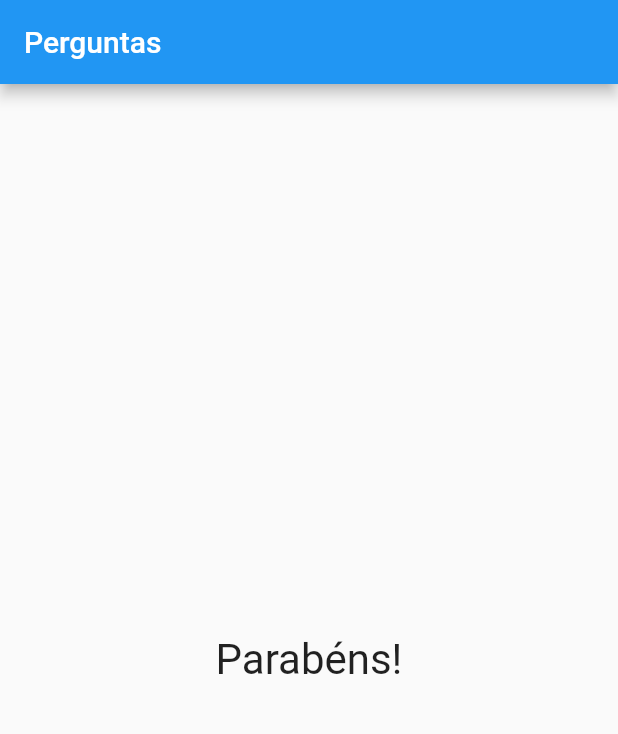
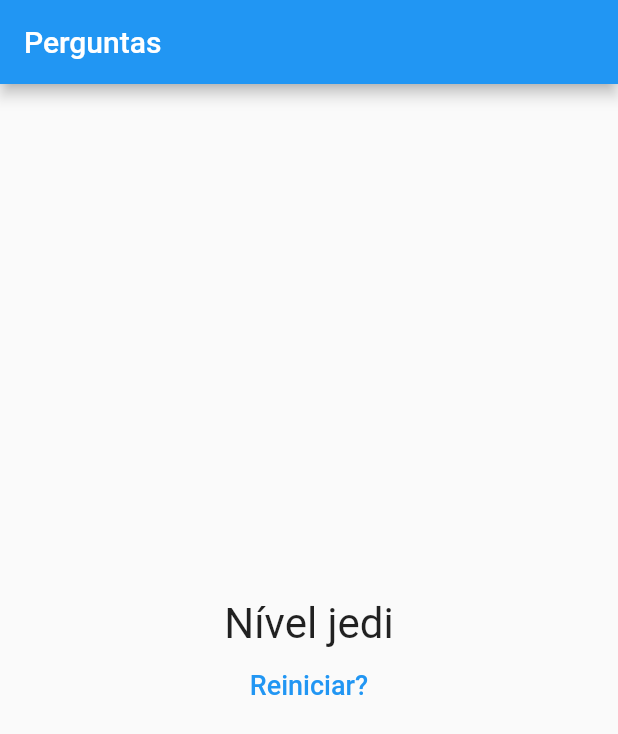
Before and after one commit to Jhonatan-Pereira/flutter_project_questions, a Flutter app: the screen it shows after launch, after a tap on "Preto", after a tap on "Cachorro", on a phone screen of 412 x 824 dp. Shown: the top 734 px of the screen. Run offline on Flutter 3.47's test engine with Material 2 defaults, Android fonts, the phone set to English and light mode, and no system bars.

Commit message:
Button Reiniciar

```diff
--- a/lib/main.dart
+++ b/lib/main.dart
@@ -6,32 +6,41 @@ main() => runApp(PerguntaApp());
 
 class _PerguntaAppState extends State<PerguntaApp> {
   var _perguntaSelecionada = 0;
+  var _pontuacaoTotal = 0;
 
-  void _responder() {
+  void _responder(int pontuacao) {
     if (temPerguntaSelecionada) {
       setState(() {
         _perguntaSelecionada++;
+        _pontuacaoTotal += pontuacao;
       });
     }
+  }
+
+  void _reiniciarQuestionario() {
+    setState(() {
+      _perguntaSelecionada = 0;
+      _pontuacaoTotal = 0;
+    });
   }
 
   final List<Map<String, Object>> _perguntas = const [
     {
       'texto': 'Qual é a sua cor favorita?',
       'respostas': [
-        {'texto': 'Preto', 'nota': 10 },
-        {'texto': 'Vermelho', 'nota': 5 },
-        {'texto': 'Azul', 'nota': 3 },
-        {'texto': 'Branco', 'nota': 1 },
+        {'texto': 'Preto', 'pontuacao': 10 },
+        {'texto': 'Vermelho', 'pontuacao': 5 },
+        {'texto': 'Azul', 'pontuacao': 3 },
+        {'texto': 'Branco', 'pontuacao': 1 },
       ]
     },
     {
       'texto': 'Qual é o seu animal favorito?',
       'respostas': [
-        { 'texto': 'Coelho', 'nota': 10 },
-        { 'texto': 'Cachorro', 'nota': 5 },
-        { 'texto': 'Gato', 'nota': 3 },
-        { 'texto': 'Papagaio', 'nota': 1 },
+        { 'texto': 'Coelho', 'pontuacao': 10 },
+        { 'texto': 'Cachorro', 'pontuacao': 5 },
+        { 'texto': 'Gato', 'pontuacao': 3 },
+        { 'texto': 'Papagaio', 'pontuacao': 1 },
       ]
     },
   ];
@@ -53,7 +62,7 @@ class _PerguntaAppState extends State<PerguntaApp> {
                 perguntaSelecionada: _perguntaSelecionada,
                 quandoResponder: _responder,
               )
-            : Resultado(),
+            : Resultado(_pontuacaoTotal, _reiniciarQuestionario),
       ),
     );
   }
--- a/lib/questonario.dart
+++ b/lib/questonario.dart
@@ -5,7 +5,7 @@ import './resposta.dart';
 class Questionario extends StatelessWidget {
   final List<Map<String, Object>> perguntas;
   final int perguntaSelecionada;
-  final void Function() quandoResponder;
+  final void Function(int) quandoResponder;
 
   Questionario({
     @required this.perguntas,
@@ -26,9 +26,12 @@ class Questionario extends StatelessWidget {
     return Column(
       children: <Widget>[
         Questao(perguntas[perguntaSelecionada]['texto']),
-        ...respostas
-            .map((resp) => Resposta(resp['texto'], quandoResponder))
-            .toList(),
+        ...respostas.map((resp) {
+          return Resposta(
+            resp['texto'],
+            () => quandoResponder(resp['pontuacao']),
+          );
+        }).toList(),
       ],
     );
   }
--- a/lib/resultado.dart
+++ b/lib/resultado.dart
@@ -1,10 +1,44 @@
 import 'package:flutter/material.dart';
 
 class Resultado extends StatelessWidget {
+  final int pontuacao;
+  final void Function() quandoReiniciarQuestionario;
+
+  Resultado(
+    this.pontuacao,
+    this.quandoReiniciarQuestionario,
+  );
+
+  String get fraseResultado {
+    if (pontuacao < 8) {
+      return 'Parabeéns';
+    } else if (pontuacao < 12) {
+      return 'Você é bom!';
+    } else {
+      return 'Nível jedi';
+    }
+  }
+
   @override
   Widget build(BuildContext context) {
-    return Center(
-      child: Text('Parabéns!', style: TextStyle(fontSize: 28)),
+    return Column(
+      mainAxisAlignment: MainAxisAlignment.center,
+      children: <Widget>[
+        Center(
+          child: Text(
+            fraseResultado,
+            style: TextStyle(fontSize: 28),
+          ),
+        ),
+        FlatButton(
+          child: Text(
+            'Reiniciar?',
+            style: TextStyle(fontSize: 18),
+          ),
+          textColor: Colors.blue,
+          onPressed: quandoReiniciarQuestionario,
+        )
+      ],
     );
   }
 }
```
